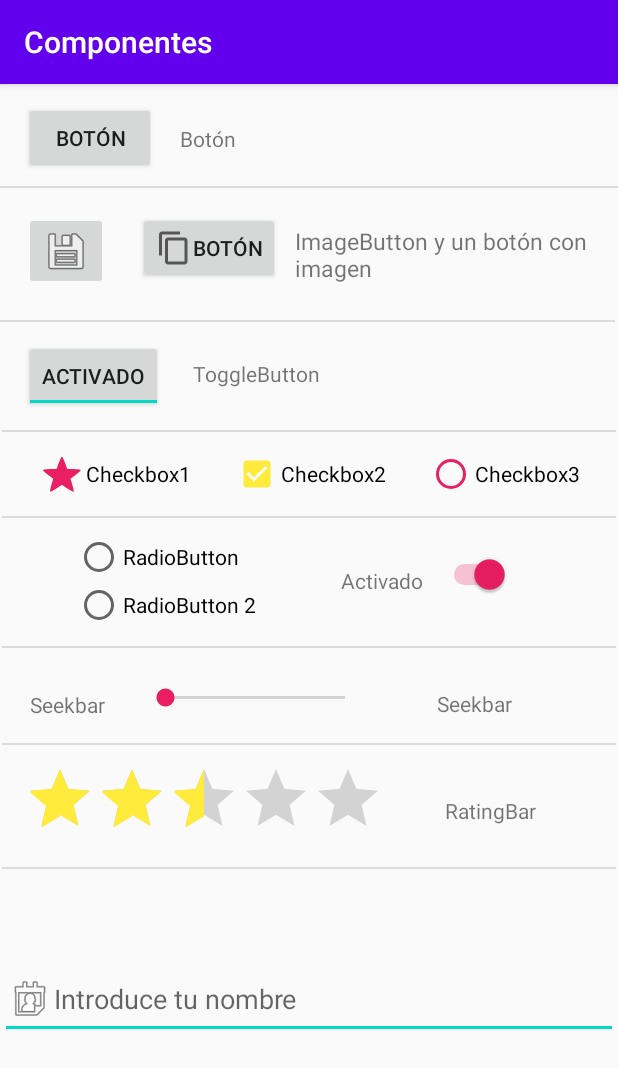
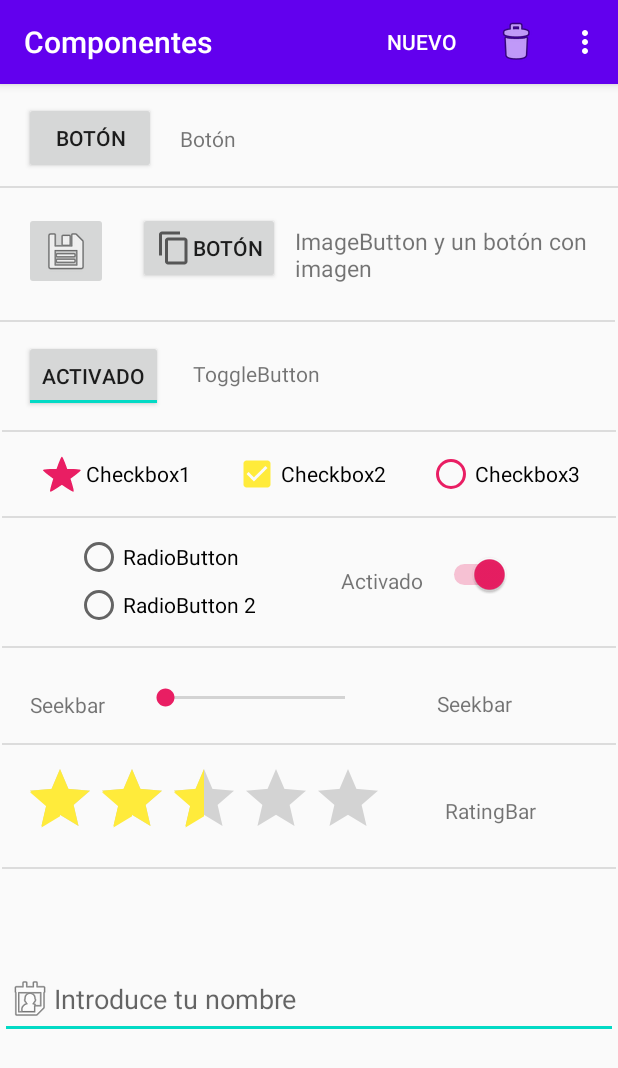
Before and after one commit to Matias-Louzao-Ataria/Android, an Android app: the screen it shows after launch (MainActivity), on a phone screen of 412 x 824 dp. Shown: the top 1068 px of the screen. Run offline under Robolectric (Android 15) with nearby library versions, the light colour scheme and no system bars.

Commit message:
T3EJ4 TODO:Acabar el último punto

```diff
--- a/EJ5/app/build.gradle
+++ b/EJ5/app/build.gradle
@@ -26,6 +26,7 @@ dependencies {
     implementation fileTree(dir: "libs", include: ["*.jar"])
     implementation 'androidx.appcompat:appcompat:1.2.0'
     implementation 'androidx.constraintlayout:constraintlayout:2.0.2'
+    implementation 'androidx.mediarouter:mediarouter:1.1.0'
     testImplementation 'junit:junit:4.12'
     androidTestImplementation 'androidx.test.ext:junit:1.1.2'
     androidTestImplementation 'androidx.test.espresso:espresso-core:3.3.0'
--- a/EJ5/app/src/main/AndroidManifest.xml
+++ b/EJ5/app/src/main/AndroidManifest.xml
@@ -9,7 +9,8 @@
         android:roundIcon="@mipmap/ic_launcher_round"
         android:supportsRtl="true"
         android:theme="@style/AppTheme">
-        <activity android:name=".Secundaria"></activity>
+        <activity android:name=".Terciaria"></activity>
+        <activity android:name=".Secundaria" />
         <activity android:name=".MainActivity">
             <intent-filter>
                 <action android:name="android.intent.action.MAIN" />
--- a/EJ5/app/src/main/java/com/example/ej5/MainActivity.java
+++ b/EJ5/app/src/main/java/com/example/ej5/MainActivity.java
@@ -1,5 +1,6 @@
 package com.example.ej5;
 
+import androidx.annotation.NonNull;
 import androidx.annotation.Nullable;
 import androidx.annotation.StringDef;
 import androidx.appcompat.app.AppCompatActivity;
@@ -7,6 +8,9 @@ import androidx.appcompat.app.AppCompatActivity;
 import android.content.Intent;
 import android.os.Bundle;
 import android.util.Log;
+import android.view.Menu;
+import android.view.MenuInflater;
+import android.view.MenuItem;
 import android.view.View;
 import android.widget.Button;
 import android.widget.CheckBox;
@@ -25,13 +29,13 @@ import android.widget.ToggleButton;
 public class MainActivity extends AppCompatActivity {
 
     private SeekBar seek;
-    private TextView SeekView;
+    private TextView seekView;
     private CheckBox check;
     private CheckBox check2;
     private CheckBox check3;
     private ToggleButton toggle;
     private Switch sw;
-    private TextView SwitchtextView;
+    private TextView switchtextView;
     private Button boton;
     private RatingBar rating;
     private EditText edit;
@@ -39,6 +43,8 @@ public class MainActivity extends AppCompatActivity {
     private int cont = 0;
     private ImageButton imgButton;
     private TextView buttonView;
+    private TextView button2View;
+    private TextView toggleButtonView;
     private RadioButton rb1;
     private RadioButton rb2;
     private RadioGroup rg;
@@ -48,11 +54,11 @@ public class MainActivity extends AppCompatActivity {
         super.onCreate(savedInstanceState);
         setContentView(R.layout.activity_main);
         seek = findViewById(R.id.seekBar);
-        SeekView = findViewById(R.id.textView7);
+        seekView = findViewById(R.id.textView7);
         check2 = findViewById(R.id.checkBox2);
         toggle = findViewById(R.id.toggleButton);
         sw = findViewById(R.id.switch1);
-        SwitchtextView = findViewById(R.id.textView5);
+        switchtextView = findViewById(R.id.textView5);
         boton = findViewById(R.id.button2);
         check = findViewById(R.id.checkBox);
         check3 = findViewById(R.id.checkBox3);
@@ -61,6 +67,8 @@ public class MainActivity extends AppCompatActivity {
         boton3 = findViewById(R.id.button3);
         imgButton = findViewById(R.id.imageButton);
         buttonView = findViewById(R.id.textView3);
+        toggleButtonView = findViewById(R.id.textView4);
+        button2View = findViewById(R.id.textView2);
         rb1 = findViewById(R.id.radioButton);
         rb2 = findViewById(R.id.radioButton2);
         rg = findViewById(R.id.grupo);
@@ -68,7 +76,7 @@ public class MainActivity extends AppCompatActivity {
         seek.setOnSeekBarChangeListener(new SeekBar.OnSeekBarChangeListener() {
             @Override
             public void onProgressChanged(SeekBar seekBar, int progress, boolean fromUser) {
-                MainActivity.this.SeekView.setText(String.valueOf(MainActivity.this.seek.getProgress()));
+                MainActivity.this.seekView.setText(String.valueOf(MainActivity.this.seek.getProgress()));
             }
 
             @Override
@@ -92,7 +100,7 @@ public class MainActivity extends AppCompatActivity {
         sw.setOnCheckedChangeListener(new CompoundButton.OnCheckedChangeListener() {
             @Override
             public void onCheckedChanged(CompoundButton buttonView, boolean isChecked) {
-                MainActivity.this.SwitchtextView.setText(MainActivity.this.sw.isChecked() ? "Activado":"Desactivado");
+                MainActivity.this.switchtextView.setText(MainActivity.this.sw.isChecked() ? "Activado":"Desactivado");
             }
         });
 
@@ -148,6 +156,47 @@ public class MainActivity extends AppCompatActivity {
     }
 
     @Override
+    public boolean onOptionsItemSelected(@NonNull MenuItem item) {
+        switch(item.getItemId()){
+            case R.id.nuevo:
+                Intent it = new Intent(MainActivity.this,Terciaria.class);
+                it.putExtra("check1",check.isChecked());
+                it.putExtra("check2",check2.isChecked());
+                it.putExtra("check3",check3.isChecked());
+                startActivity(it);
+                break;
+            case R.id.borrar:
+                seek.setProgress(0);
+                buttonView.setText("");
+                switchtextView.setText("");
+                seekView.setText("");
+                button2View.setText("");
+                toggleButtonView.setText("");
+                break;
+
+            case R.id.editar:
+                edit.setText("");
+                break;
+
+            case R.id.opc1:
+                Toast.makeText(this, "Opc1 pulsado!", Toast.LENGTH_SHORT).show();
+                break;
+
+            case R.id.opc2:
+                Toast.makeText(this, "Opc2 pulsado!", Toast.LENGTH_SHORT).show();
+                break;
+        }
+        return true;
+    }
+
+    @Override
+    public boolean onCreateOptionsMenu(Menu menu) {
+        MenuInflater inflador = getMenuInflater();
+        inflador.inflate(R.menu.menu,menu);
+        return true;
+    }
+
+    @Override
     protected void onActivityResult(int requestCode, int resultCode, @Nullable Intent data) {
         super.onActivityResult(requestCode, resultCode, data);
         buttonView.setText(String.valueOf(data.getFloatExtra("rating",0f)));
--- a/EJ5/app/src/main/res/layout/activity_main.xml
+++ b/EJ5/app/src/main/res/layout/activity_main.xml
@@ -303,17 +303,19 @@
         android:layout_width="0dp"
         android:layout_height="wrap_content"
         android:layout_marginTop="24dp"
+        android:autofillHints="@string/nombre"
         android:drawableStart="@android:drawable/ic_menu_my_calendar"
         android:ems="10"
         android:hint="@string/nombre"
         android:inputType="textPersonName"
+        android:password="false"
+        android:phoneNumber="false"
         app:layout_constraintBottom_toBottomOf="parent"
         app:layout_constraintEnd_toEndOf="parent"
         app:layout_constraintHorizontal_bias="0.0"
         app:layout_constraintStart_toStartOf="parent"
         app:layout_constraintTop_toBottomOf="@+id/divider2"
-        app:layout_constraintVertical_bias="0.217"
-        android:autofillHints="@string/nombre"/>
+        app:layout_constraintVertical_bias="0.217" />
 
     <TextView
         android:id="@+id/textView5"
--- /dev/null
+++ b/EJ5/app/src/main/res/menu/menu.xml
@@ -0,0 +1,27 @@
+<?xml version="1.0" encoding="utf-8"?>
+<menu xmlns:app="http://schemas.android.com/apk/res-auto"
+    xmlns:android="http://schemas.android.com/apk/res/android">
+
+    <item
+        android:id="@+id/nuevo"
+        android:title="@string/nuevo"
+        app:showAsAction="always|withText">
+        <menu >
+            <item
+                android:id="@+id/opc1"
+                android:title="@string/opc1" />
+            <item
+                android:id="@+id/opc2"
+                android:title="@string/opc2" />
+        </menu>
+    </item>
+    <item
+        android:id="@+id/borrar"
+        android:icon="@android:drawable/ic_menu_delete"
+        android:title="@string/borrar"
+        app:showAsAction="ifRoom|withText" />
+    <item
+        android:id="@+id/editar"
+        android:title="@string/editar"
+        app:showAsAction="never" ></item>
+</menu>
--- a/EJ5/app/src/main/res/values/strings.xml
+++ b/EJ5/app/src/main/res/values/strings.xml
@@ -14,4 +14,9 @@
     <string name="volver" translatable="false">volver</string>
     <string name="tel" translatable="false">Teléfono</string>
     <string name="llamar" translatable="false">Llamar</string>
+    <string name="borrar" translatable="false">Borrar</string>
+    <string name="nuevo" translatable="false">Nuevo</string>
+    <string name="editar" translatable="false">Editar</string>
+    <string name="opc1" translatable="false">opc1</string>
+    <string name="opc2" translatable="false">opc2</string>
 </resources>
```
Also changed, not shown: EJ5/app/src/main/java/com/example/ej5/Terciaria.java (added, +28 -0 lines), EJ5/app/src/main/res/layout/activity_terciaria.xml (added, +18 -0 lines).
